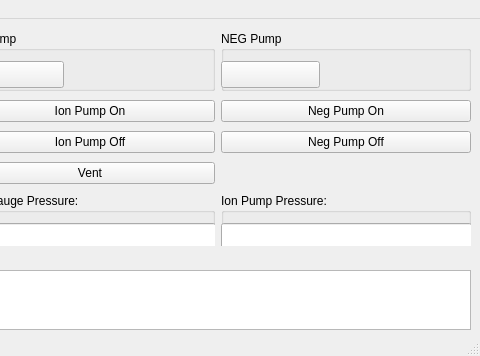
First picture: the form in adminGUI.ui, repository FHiRE-spectrograph/FHiRE-vacuum, before the edit; both pictures show x 556 to 1036 and y 0 to 356 of the 1036 by 356 pixel window.
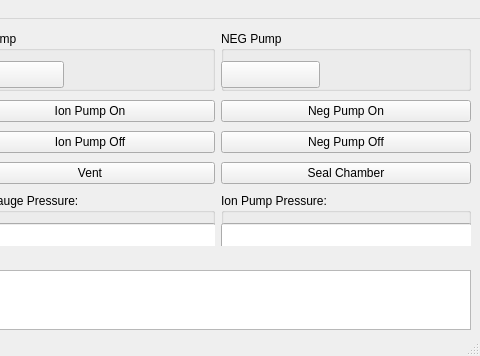
Second picture: the form after the edit.

Commit message: added button to control the gate valve

```diff
--- a/adminGUI.ui
+++ b/adminGUI.ui
@@ -310,6 +310,16 @@
       </property>
      </widget>
     </item>
+    <item row="4" column="4">
+     <widget class="QPushButton" name="seal_button">
+      <property name="text">
+       <string>Seal Chamber</string>
+      </property>
+      <property name="checkable">
+       <bool>false</bool>
+      </property>
+     </widget>
+    </item>
    </layout>
   </widget>
   <widget class="QMenuBar" name="menubar">
```
